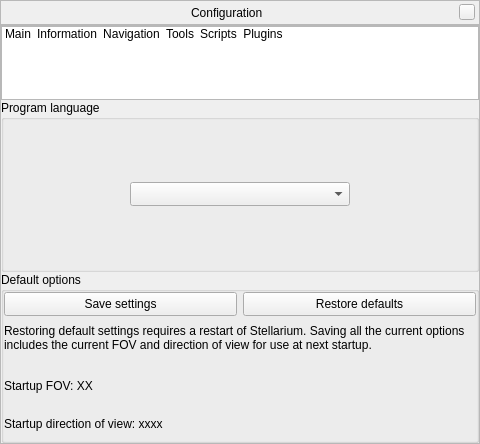
519984307/stellarium_src, file src/gui/configurationDialog.ui: the form before one commit.
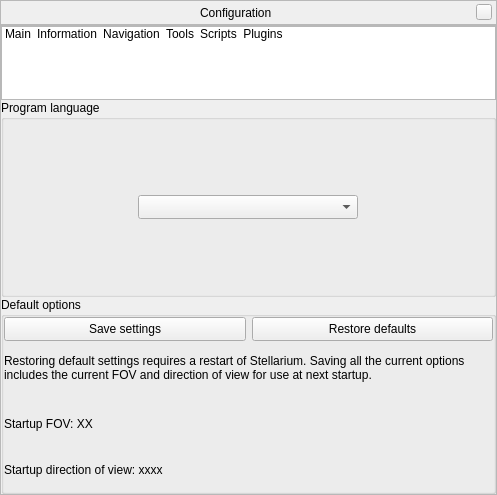
The form after the commit. The open tabs and pages were chosen to show the change. Icons and pictures are not drawn. Custom widgets are drawn as their Qt base class.

Commit message: updated DejaVu fonts

Diff of the .ui file:
```diff
--- a/src/gui/configurationDialog.ui
+++ b/src/gui/configurationDialog.ui
@@ -6,8 +6,8 @@
    <rect>
     <x>0</x>
     <y>0</y>
-    <width>480</width>
-    <height>444</height>
+    <width>497</width>
+    <height>495</height>
    </rect>
   </property>
   <layout class="QVBoxLayout">
@@ -169,6 +169,15 @@
                  <height>24</height>
                 </size>
                </property>
+               <property name="insertPolicy">
+                <enum>QComboBox::InsertAtBottom</enum>
+               </property>
+               <property name="sizeAdjustPolicy">
+                <enum>QComboBox::AdjustToContentsOnFirstShow</enum>
+               </property>
+               <property name="frame">
+                <bool>true</bool>
+               </property>
               </widget>
              </item>
             </layout>
```
Left out of the diff: 225 changed lines with no effect on the pictures. The commit also changes 1 other file.
